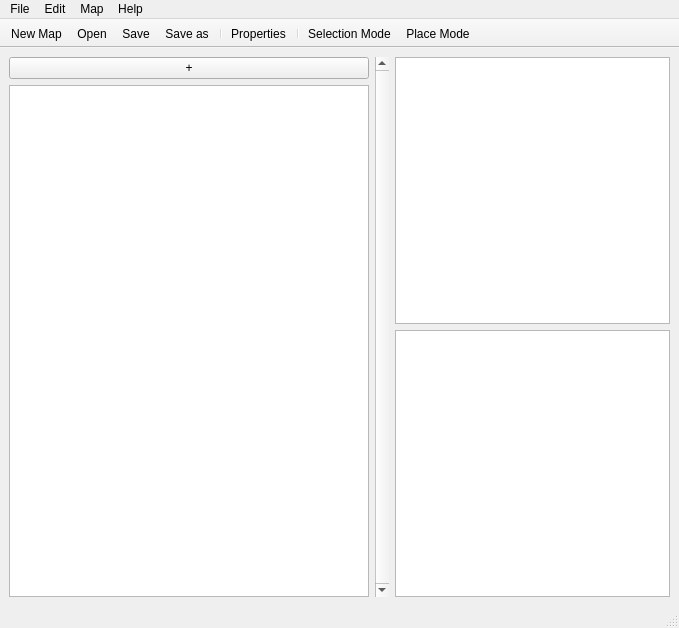
Old version of the form roadr_editor/main.ui in the repository Xalageus/roadr-editor.
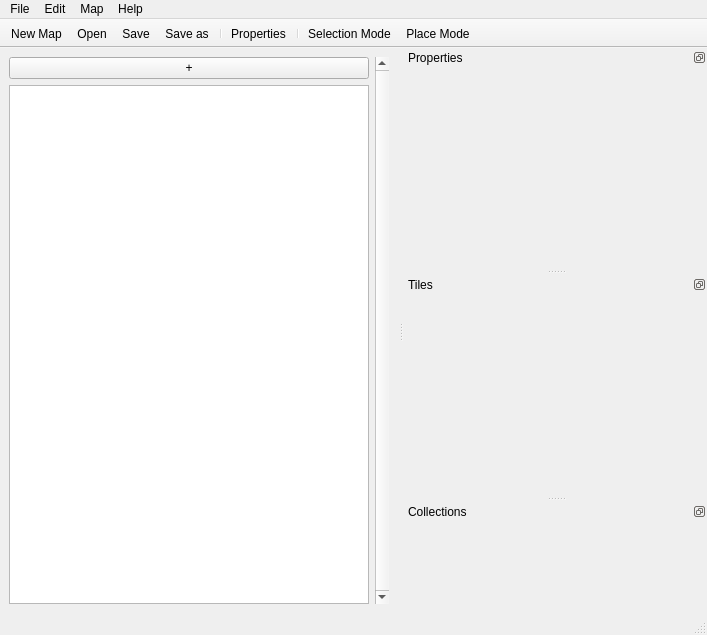
New version of the form. Custom widgets are drawn as their Qt base class.

Commit message: Change names, finish widget layout

What changed in the file:
```diff
--- a/roadr_editor/main.ui
+++ b/roadr_editor/main.ui
@@ -6,8 +6,8 @@
    <rect>
     <x>0</x>
     <y>0</y>
-    <width>679</width>
-    <height>628</height>
+    <width>707</width>
+    <height>635</height>
    </rect>
   </property>
   <property name="mouseTracking">
@@ -24,6 +24,9 @@
   </property>
   <widget class="QWidget" name="centralwidget">
    <layout class="QHBoxLayout" name="horizontalLayout_2">
+    <property name="sizeConstraint">
+     <enum>QLayout::SetMaximumSize</enum>
+    </property>
     <item>
      <layout class="QVBoxLayout" name="verticalLayout_2">
       <item>
@@ -76,23 +79,6 @@
       </property>
      </widget>
     </item>
-    <item>
-     <layout class="QVBoxLayout" name="verticalLayout">
-      <item>
-       <widget class="QListWidget" name="listWidget">
-        <property name="sizePolicy">
-         <sizepolicy hsizetype="MinimumExpanding" vsizetype="MinimumExpanding">
-          <horstretch>0</horstretch>
-          <verstretch>0</verstretch>
-         </sizepolicy>
-        </property>
-       </widget>
-      </item>
-      <item>
-       <widget class="QListWidget" name="listWidget_2"/>
-      </item>
-     </layout>
-    </item>
    </layout>
   </widget>
   <widget class="QMenuBar" name="menubar">
@@ -100,7 +86,7 @@
     <rect>
      <x>0</x>
      <y>0</y>
-     <width>679</width>
+     <width>707</width>
      <height>22</height>
     </rect>
    </property>
@@ -174,6 +160,75 @@
    <addaction name="actionSelection_Mode"/>
    <addaction name="actionPlace_Mode"/>
   </widget>
+  <widget class="QDockWidget" name="propWidget">
+   <property name="sizePolicy">
+    <sizepolicy hsizetype="Preferred" vsizetype="Minimum">
+     <horstretch>0</horstretch>
+     <verstretch>0</verstretch>
+    </sizepolicy>
+   </property>
+   <property name="minimumSize">
+    <size>
+     <width>300</width>
+     <height>38</height>
+    </size>
+   </property>
+   <property name="features">
+    <set>QDockWidget::DockWidgetFloatable|QDockWidget::DockWidgetMovable</set>
+   </property>
+   <property name="allowedAreas">
+    <set>Qt::RightDockWidgetArea</set>
+   </property>
+   <property name="windowTitle">
+    <string>Properties</string>
+   </property>
+   <attribute name="dockWidgetArea">
+    <number>2</number>
+   </attribute>
+   <widget class="QWidget" name="propWidgetContents"/>
+  </widget>
+  <widget class="QDockWidget" name="tilesWidget">
+   <property name="sizePolicy">
+    <sizepolicy hsizetype="Preferred" vsizetype="Minimum">
+     <horstretch>0</horstretch>
+     <verstretch>0</verstretch>
+    </sizepolicy>
+   </property>
+   <property name="minimumSize">
+    <size>
+     <width>300</width>
+     <height>38</height>
+    </size>
+   </property>
+   <property name="features">
+    <set>QDockWidget::DockWidgetFloatable|QDockWidget::DockWidgetMovable</set>
+   </property>
+   <property name="allowedAreas">
+    <set>Qt::RightDockWidgetArea</set>
+   </property>
+   <property name="windowTitle">
+    <string>Tiles</string>
+   </property>
+   <attribute name="dockWidgetArea">
+    <number>2</number>
+   </attribute>
+   <widget class="QWidget" name="tilesWidgetContents"/>
+  </widget>
+  <widget class="QDockWidget" name="collWidget">
+   <property name="features">
+    <set>QDockWidget::DockWidgetFloatable|QDockWidget::DockWidgetMovable</set>
+   </property>
+   <property name="allowedAreas">
+    <set>Qt::RightDockWidgetArea</set>
+   </property>
+   <property name="windowTitle">
+    <string>Collections</string>
+   </property>
+   <attribute name="dockWidgetArea">
+    <number>2</number>
+   </attribute>
+   <widget class="QWidget" name="collWidgetContents"/>
+  </widget>
   <action name="actionQuit">
    <property name="text">
     <string>Quit</string>
```
Left out of the diff: 16 changed lines with no effect on the pictures.
